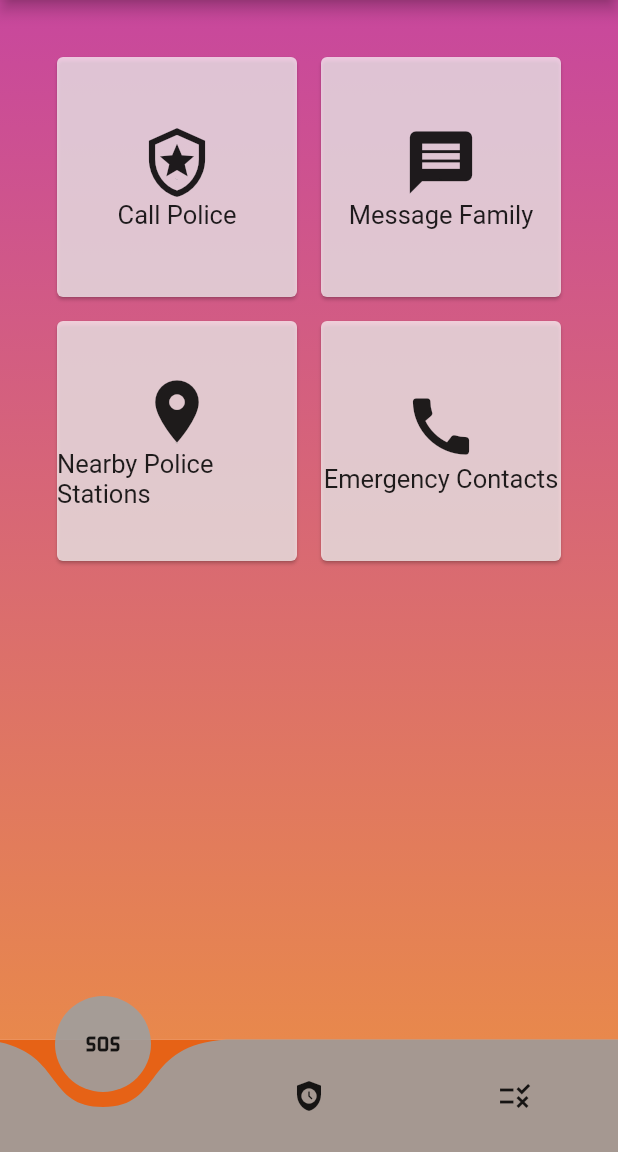
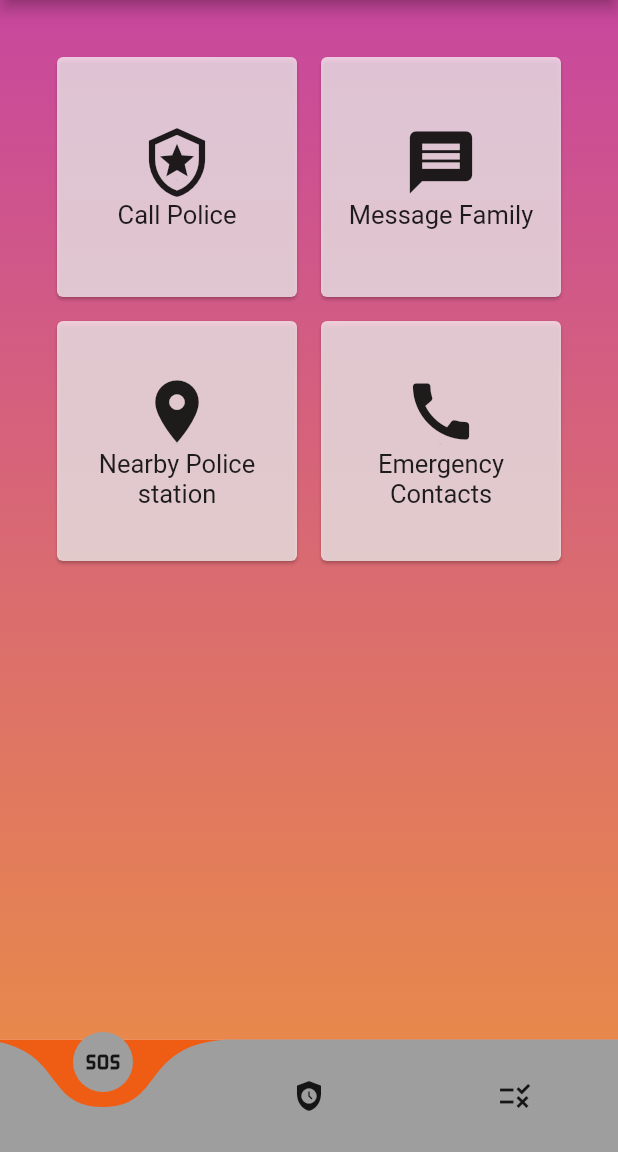
Before and after one commit to Arjun2002tiwari/ch_app, a Flutter app: the Otp screen opened directly, after a tap on "Verify", on a phone screen of 412 x 824 dp, the part 84-1236 px from its top. Run offline on Flutter 3.47's test engine with Material 2 defaults, Android fonts, the phone set to English and light mode, and no system bars; drawn by our look-alikes of curved_navigation_bar; our stand-ins replace cloud_firestore, firebase_core, flip_card, geolocator, google_maps_flutter; missing offline and left inert: flutter_phone_direct_caller, flutter_sms, fluttercontactpicker; accounts and stored records are empty; network calls fail.

Commit message:
ui update(arjun)

```diff
--- /dev/null
+++ b/lib/Bottom_bar.dart
@@ -0,0 +1,82 @@
+// ignore_for_file: prefer_const_literals_to_create_immutables, prefer_const_constructors
+
+import 'package:curved_navigation_bar/curved_navigation_bar.dart';
+import 'package:flutter/material.dart';
+
+import 'dash.dart';
+import 'laws.dart';
+import 'safety.dart';
+
+
+
+class BottomBar extends StatefulWidget {
+  const BottomBar({super.key});
+
+  @override
+  State<BottomBar> createState() => _BottomBarState();
+}
+
+class _BottomBarState extends State<BottomBar> {
+  int _currentIndex=0;
+   var tabs=[Dash(),Safety(),Laws()];
+
+  @override
+  Widget build(BuildContext context) {
+    return Scaffold(
+      body: Container(child: tabs[_currentIndex]),
+      // bottomNavigationBar: BottomNavigationBar(
+      //   backgroundColor: Colors.orange,
+      //   iconSize: 24,
+      //   showSelectedLabels: false,
+      //   showUnselectedLabels: false,
+      //   items: [
+      //       BottomNavigationBarItem(
+      //       icon: Icon(Icons.sos),
+      //       //backgroundColor: Colors.black,
+      //       label: '',
+      //       activeIcon: Icon(Icons.sos_outlined),
+      //       ),
+      //       BottomNavigationBarItem(
+      //         icon: Icon(Icons.safety_check),
+      //         //backgroundColor: Colors.black,
+      //         label:"",
+      //         activeIcon: Icon(Icons.safety_check_outlined)
+      //       ),
+      //       BottomNavigationBarItem(
+      //         icon: Icon(Icons.rule),
+      //        // backgroundColor: Colors.black,
+      //         label:"",
+      //         activeIcon: Icon(Icons.rule_outlined),
+      //       ),
+      //     ],
+      //     //fixedColor: Colors.white,
+      //     //unselectedItemColor: Colors.grey,
+      //     currentIndex: _currentIndex,
+      //     type: BottomNavigationBarType.fixed,
+
+
+      //     onTap: (setValue){
+      //       setState((){
+      //         _currentIndex=setValue;
+      //       });
+      //     },
+      //     ),
+
+          bottomNavigationBar: CurvedNavigationBar(
+            items:[
+              Icon(Icons.sos),
+              Icon(Icons.safety_check),
+              Icon(Icons.rule)
+            ],
+            backgroundColor:Color.fromARGB(255, 239, 92, 19),
+            color:Colors.grey,
+            onTap: (index){
+              setState((){
+              _currentIndex=index;
+            });
+            },
+          ),
+
+    );
+  }
+}
--- a/lib/dash.dart
+++ b/lib/dash.dart
@@ -143,7 +143,9 @@ class InitState extends State<Dash> {
                         mainAxisSize: MainAxisSize.min,
                         children: <Widget>[
                           Icon(Icons.location_on, size: 50.0),
-                          Text("Nearby Police Stations",
+                          Text("Nearby Police",
+                              style: new TextStyle(fontSize: 17.0)),
+                          Text("station",
                               style: new TextStyle(fontSize: 17.0))
                         ],
                       )))),
@@ -163,37 +165,14 @@ class InitState extends State<Dash> {
                         mainAxisSize: MainAxisSize.min,
                         children: <Widget>[
                           Icon(Icons.call, size: 50.0),
-                          Text("Emergency Contacts",
+                          Text("Emergency",
+                              style: new TextStyle(fontSize: 17.0)),
+                          Text("Contacts",
                               style: new TextStyle(fontSize: 17.0))
                         ],
                       ))))
             ],
           )),
-      bottomNavigationBar: CurvedNavigationBar(
-          items: [
-            IconButton(onPressed: (){
-              Navigator.push(
-                            context,
-                            MaterialPageRoute(
-                                builder: (context) => Dash()));
-            },
-            icon:Icon(Icons.sos),
-            ),
-            IconButton(
-            onPressed: (){},
-            icon:Icon(Icons.safety_check),
-            ),
-            IconButton(onPressed: (){
-               Navigator.push(
-                            context,
-                            MaterialPageRoute(
-                                builder: (context) => Laws()));
-            },
-            icon:Icon(Icons.rule)
-            )
-          ],
-          backgroundColor: Color(0xFFE66216),
-          color: Colors.grey.withOpacity(0.9)),
     );
   }
 }
--- a/lib/otp.dart
+++ b/lib/otp.dart
@@ -2,6 +2,8 @@
 
 import 'package:ch_app/dash.dart';
 import 'package:flutter/material.dart';
+
+import 'Bottom_bar.dart';
 
 class Otp extends StatefulWidget {
   @override
@@ -104,7 +106,7 @@ class _OtpState extends State<Otp> {
                       onPressed: () {
                         print("button clicked!");
                         Navigator.push(context,
-                    MaterialPageRoute(builder: (context) => Dash()));
+                    MaterialPageRoute(builder: (context) => BottomBar()));
                       },
                       style: ButtonStyle(
                         foregroundColor:
--- a/pubspec.yaml
+++ b/pubspec.yaml
@@ -47,6 +47,7 @@ dependencies:
   google_sign_in: ^5.4.0
   fluttercontactpicker: ^4.7.0
   flutter_sms: ^2.3.3
+  flip_card: ^0.6.0
 
 dev_dependencies:
   flutter_test:
```
Also changed, not shown: lib/constant.dart (added, +9 -0 lines), lib/laws.dart (+129 -44 lines), lib/login.dart (+7 -4 lines), lib/safety.dart (+17 -0 lines), pubspec.lock.
